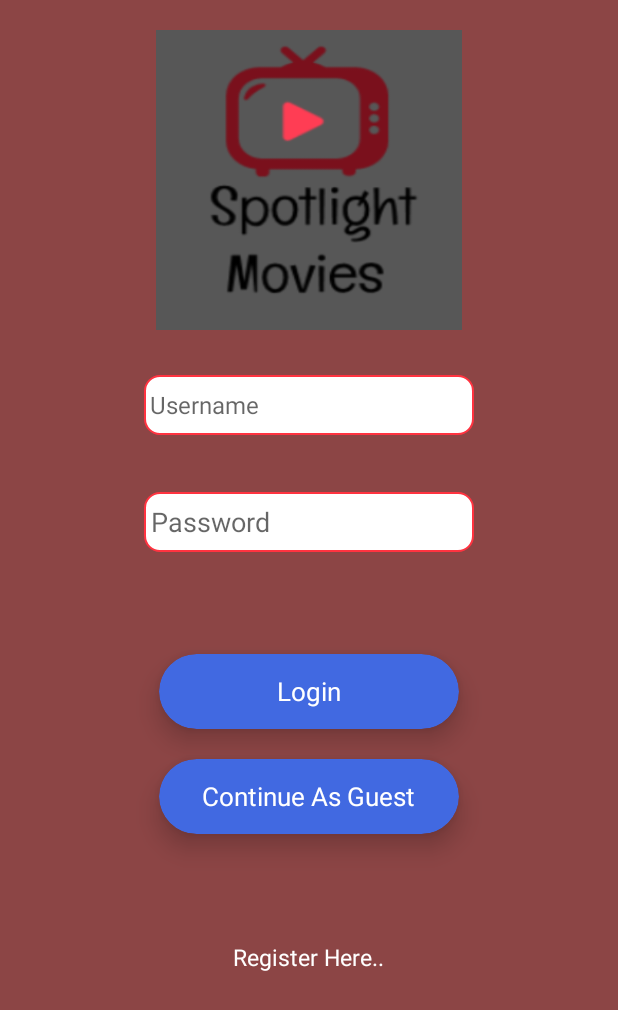
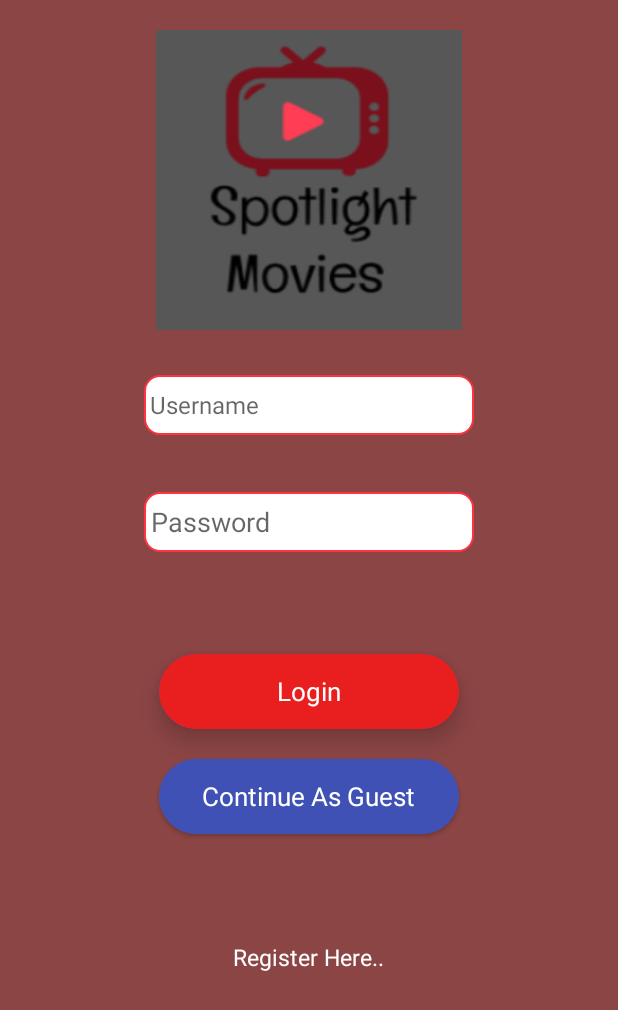
Before and after one commit to bipinregmi/FinalProject, an Android app: the screen it shows after launch (LoginActivity), on a phone screen of 412 x 824 dp. Shown: the top 1010 px of the screen. Run offline under Robolectric (Android 15) with nearby library versions, the phone set to English and light mode, and no system bars.

```diff
--- /dev/null
+++ b/Spotlight_Movies/app/src/main/java/com/example/spotlight_movies/models/Trailer.java
@@ -0,0 +1,4 @@
+package com.example.spotlight_movies.models;
+
+public class Trailer {
+}
--- a/Spotlight_Movies/app/src/main/res/layout/activity_login.xml
+++ b/Spotlight_Movies/app/src/main/res/layout/activity_login.xml
@@ -59,17 +59,19 @@
 
         <RelativeLayout
             android:layout_width="match_parent"
-            android:layout_height="match_parent">
+            android:layout_height="match_parent"
+            android:layout_alignStart="@+id/login"
+            android:layout_alignTop="@+id/login"
+            android:background="#E91E1E">
 
             <TextView
                 android:id="@+id/textView1"
                 android:layout_width="wrap_content"
                 android:layout_height="wrap_content"
+                android:layout_centerInParent="true"
                 android:text="Login"
-            android:textSize="17dp"
                 android:textColor="#fff"
-            android:layout_centerInParent="true"
-            />
+                android:textSize="17dp" />
 
 
         </RelativeLayout>
@@ -83,21 +85,22 @@
         android:layout_centerHorizontal="true"
         app:cardBackgroundColor="#4169e1"
         app:cardCornerRadius="25dp"
-        app:cardElevation="10dp"
+        app:cardElevation="2dp"
         android:layout_marginTop="20dp">
 
         <RelativeLayout
             android:layout_width="match_parent"
-            android:layout_height="match_parent">
+            android:layout_height="match_parent"
+            android:background="#3F51B5">
 
             <TextView
                 android:id="@+id/textView"
                 android:layout_width="wrap_content"
                 android:layout_height="wrap_content"
+                android:layout_centerInParent="true"
                 android:text="Continue As Guest"
-                android:textSize="17dp"
                 android:textColor="#fff"
-                android:layout_centerInParent="true"/>
+                android:textSize="17dp" />
 
 
         </RelativeLayout>
```
Lines whose indentation alone changed are shown as unchanged.
